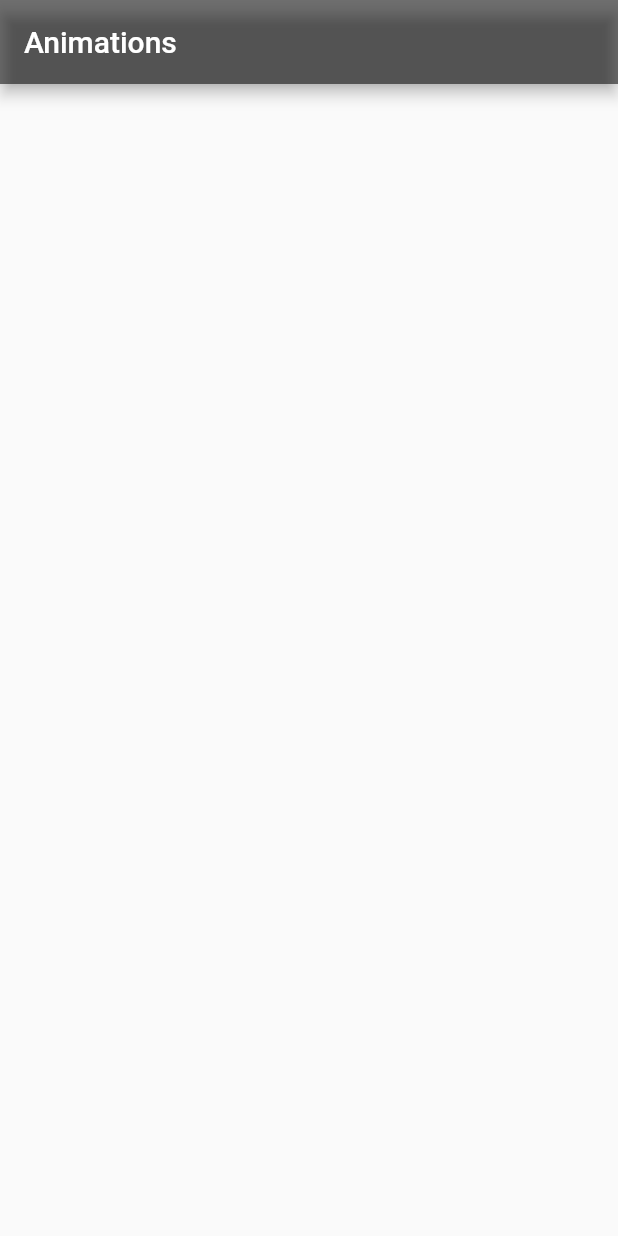
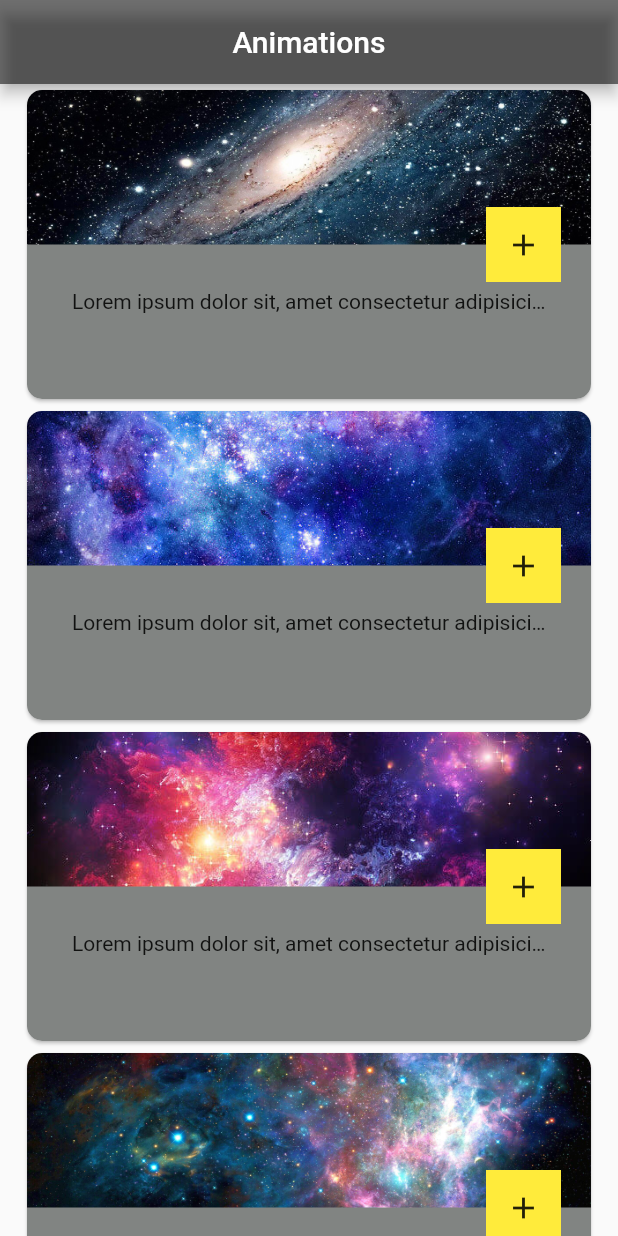
Before and after one commit to ann-who/flutter_course, a Flutter app: the screen it shows after launch, on a phone screen of 412 x 824 dp. Run offline on Flutter 3.47's test engine with Material 2 defaults, Android fonts, the phone set to English and light mode, and no system bars; our stand-ins replace carousel_slider.

Commit message:
Add hero animation

```diff
--- /dev/null
+++ b/14_animations/hero_card/lib/app_constants.dart
@@ -0,0 +1,16 @@
+import 'package:flutter/material.dart';
+
+class WidgetSettings {
+  static const double screenPadding = 14.0;
+  static const double screenExtraPadding = 20.0;
+
+  static const double cardRadius = 10.0;
+  static const double cardPadding = 30.0;
+  static const double cardButtonSize = 50.0;
+  static const double borderWidth = 0.0;
+
+  static const Color cardBackgroundColor = Color(0xff818482);
+  static const Color appBarBackgroundColor = Colors.black54;
+  static const Color buttonColorOnList = Colors.yellow;
+  static const Color buttonColorOnDetail = Colors.grey;
+}
--- a/14_animations/hero_card/lib/main.dart
+++ b/14_animations/hero_card/lib/main.dart
@@ -1,5 +1,6 @@
 import 'package:flutter/material.dart';
-import 'package:hero_card/space.dart';
+
+import 'package:hero_card/screens/main_screen.dart';
 
 void main() {
   runApp(MyApp());
@@ -12,31 +13,9 @@ class MyApp extends StatelessWidget {
       title: 'Flutter Demo',
       debugShowCheckedModeBanner: false,
       theme: ThemeData(
-        primarySwatch: Colors.blue,
         visualDensity: VisualDensity.adaptivePlatformDensity,
       ),
       home: HomeView(title: 'Animations'),
     );
   }
 }
-
-class HomeView extends StatefulWidget {
-  HomeView({Key key, this.title}) : super(key: key);
-
-  final String title;
-
-  @override
-  _HomeViewState createState() => _HomeViewState();
-}
-
-class _HomeViewState extends State<HomeView> {
-  @override
-  Widget build(BuildContext context) {
-    return Scaffold(
-      appBar: AppBar(
-        backgroundColor: Colors.black54,
-        title: Text(widget.title),
-      ),
-    );
-  }
-}
--- /dev/null
+++ b/14_animations/hero_card/lib/screens/details_screen.dart
@@ -0,0 +1,58 @@
+import 'package:flutter/material.dart';
+import 'package:hero_card/app_constants.dart';
+import 'package:hero_card/space.dart';
+
+class DetailsScreen extends StatelessWidget {
+  final Space details;
+  const DetailsScreen({required this.details, Key? key}) : super(key: key);
+
+  @override
+  Widget build(BuildContext context) {
+    return Scaffold(
+      appBar: AppBar(
+        backgroundColor: WidgetSettings.appBarBackgroundColor,
+      ),
+      body: SingleChildScrollView(
+        child: Column(
+          children: [
+            Stack(
+              clipBehavior: Clip.none,
+              children: [
+                Hero(
+                  tag: details.id,
+                  child: Image.asset(details.image),
+                ),
+                Positioned(
+                  right: 20,
+                  bottom: -20,
+                  child: Hero(
+                    tag: '${details.id}-button',
+                    child: Container(
+                      height: WidgetSettings.cardButtonSize,
+                      width: WidgetSettings.cardButtonSize,
+                      color: WidgetSettings.buttonColorOnDetail,
+                      child: Icon(Icons.add),
+                    ),
+                  ),
+                ),
+              ],
+            ),
+            Hero(
+              tag: '${details.id}-title',
+              child: Padding(
+                padding: EdgeInsets.symmetric(
+                    horizontal: WidgetSettings.screenPadding,
+                    vertical: WidgetSettings.screenExtraPadding),
+                child: Material(
+                  child: Text(
+                    details.description,
+                  ),
+                ),
+              ),
+            ),
+          ],
+        ),
+      ),
+    );
+  }
+}
--- /dev/null
+++ b/14_animations/hero_card/lib/screens/main_screen.dart
@@ -0,0 +1,56 @@
+import 'package:flutter/material.dart';
+
+import 'package:hero_card/app_constants.dart';
+import 'package:hero_card/screens/details_screen.dart';
+import 'package:hero_card/space.dart';
+import 'package:hero_card/widgets/space_card.dart';
+
+class HomeView extends StatefulWidget {
+  HomeView({
+    Key? key,
+    required this.title,
+    this.spaces,
+  }) : super(key: key);
+
+  final String title;
+  final List<Space>? spaces;
+
+  @override
+  _HomeViewState createState() => _HomeViewState();
+}
+
+class _HomeViewState extends State<HomeView> {
+  @override
+  Widget build(BuildContext context) {
+    return Scaffold(
+      appBar: AppBar(
+        backgroundColor: WidgetSettings.appBarBackgroundColor,
+        title: Text(widget.title),
+        centerTitle: true,
+      ),
+      body: ListView(
+        shrinkWrap: true,
+        children: <Widget>[
+          ...spaces.map((space) {
+            return Padding(
+              padding: EdgeInsets.symmetric(
+                  horizontal: WidgetSettings.screenPadding),
+              child: GestureDetector(
+                onTap: () {
+                  Navigator.of(context).push(
+                    MaterialPageRoute(
+                      builder: (context) => DetailsScreen(
+                        details: space,
+                      ),
+                    ),
+                  );
+                },
+                child: SpaceCard(space: space),
+              ),
+            );
+          }).toList(),
+        ],
+      ),
+    );
+  }
+}
--- a/14_animations/hero_card/lib/space.dart
+++ b/14_animations/hero_card/lib/space.dart
@@ -3,7 +3,7 @@ class Space {
   final String image;
   final String description;
 
-  Space({this.id, this.image, this.description});
+  Space({required this.id, required this.image, required this.description});
 }
 
 final List<Space> spaces = [
--- /dev/null
+++ b/14_animations/hero_card/lib/widgets/space_card.dart
@@ -0,0 +1,83 @@
+import 'package:flutter/material.dart';
+import 'package:hero_card/app_constants.dart';
+import 'package:hero_card/space.dart';
+
+class SpaceCard extends StatelessWidget {
+  final Space space;
+  const SpaceCard({required this.space, Key? key}) : super(key: key);
+
+  @override
+  Widget build(BuildContext context) {
+    final cardHeight = MediaQuery.of(context).size.height / 4;
+
+    return Card(
+      shape: RoundedRectangleBorder(
+        borderRadius: BorderRadius.circular(WidgetSettings.cardRadius),
+      ),
+      clipBehavior: Clip.antiAlias,
+      child: SizedBox(
+        height: cardHeight,
+        child: Stack(
+          children: [
+            Column(
+              children: [
+                Expanded(
+                  child: Hero(
+                    tag: space.id,
+                    child: Container(
+                      decoration: BoxDecoration(
+                        image: DecorationImage(
+                            image: AssetImage(
+                              space.image,
+                            ),
+                            fit: BoxFit.fitWidth),
+                      ),
+                    ),
+                  ),
+                ),
+                Expanded(
+                  child: Container(
+                    padding: EdgeInsets.all(WidgetSettings.cardPadding),
+                    color: WidgetSettings.cardBackgroundColor,
+                    child: Hero(
+                      tag: '${space.id}-title',
+                      child: Material(
+                        child: DecoratedBox(
+                          decoration: BoxDecoration(
+                            color: WidgetSettings.cardBackgroundColor,
+                            border: Border.all(
+                              width: WidgetSettings.borderWidth,
+                              color: WidgetSettings.cardBackgroundColor,
+                            ),
+                          ),
+                          child: Text(
+                            space.description,
+                            maxLines: 1,
+                            overflow: TextOverflow.ellipsis,
+                          ),
+                        ),
+                      ),
+                    ),
+                  ),
+                ),
+              ],
+            ),
+            Positioned(
+              right: 20,
+              bottom: cardHeight / 2 - WidgetSettings.cardButtonSize / 2,
+              child: Hero(
+                tag: '${space.id}-button',
+                child: Container(
+                  height: WidgetSettings.cardButtonSize,
+                  width: WidgetSettings.cardButtonSize,
+                  color: WidgetSettings.buttonColorOnList,
+                  child: Icon(Icons.add),
+                ),
+              ),
+            ),
+          ],
+        ),
+      ),
+    );
+  }
+}
--- a/14_animations/hero_card/pubspec.yaml
+++ b/14_animations/hero_card/pubspec.yaml
@@ -18,7 +18,7 @@ publish_to: 'none' # Remove this line if you wish to publish to pub.dev
 version: 1.0.0+1
 
 environment:
-  sdk: ">=2.7.0 <3.0.0"
+  sdk: ">=2.17.0 <3.0.0"
 
 dependencies:
   flutter:
```
Also changed, not shown: 14_animations/hero_card/pubspec.lock, 3 other files.
